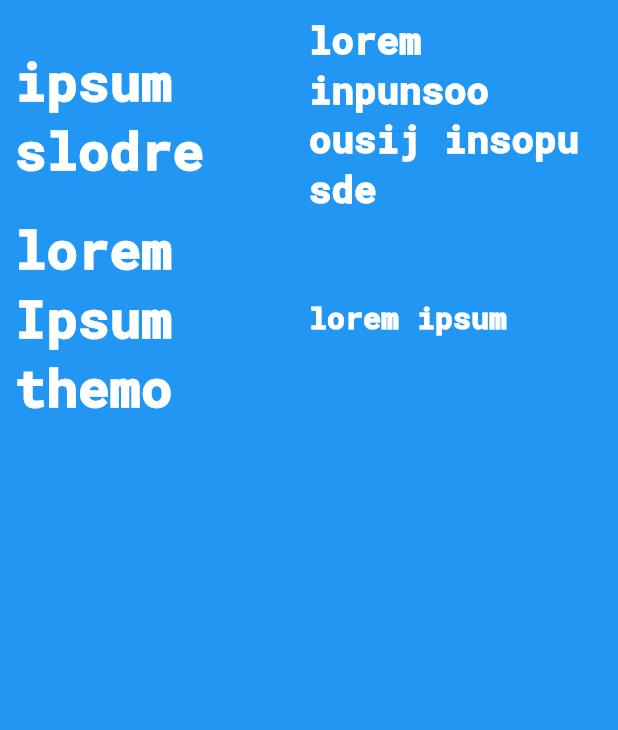
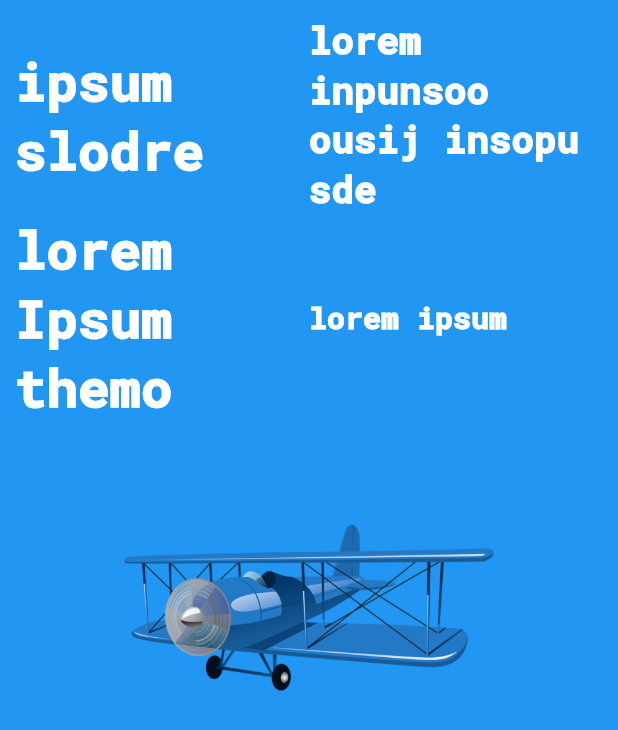
Before and after one commit to Sujit-sahoo3571/flutter_hello_world, a Flutter app: the screen it shows after launch, on a phone screen of 412 x 824 dp. Shown: the top 730 px of the screen. Run offline on Flutter 3.47's test engine with Material 2 defaults, Android fonts, the phone set to English and light mode, and no system bars; our stand-ins replace google_fonts.

Commit message:
comment font (pub) add image

```diff
--- a/lib/app_screens/home.dart
+++ b/lib/app_screens/home.dart
@@ -64,8 +64,25 @@ class Home extends StatelessWidget {
                           ),
                         ))),
               ],
-            )
+            ),
+            UserImage()
           ],
         ));
   }
 }
+
+class UserImage extends StatelessWidget {
+  const UserImage({Key? key}) : super(key: key);
+
+  @override
+  Widget build(BuildContext context) {
+    AssetImage assetImage = AssetImage('images/flight.png');
+    Image image = Image(
+      image: assetImage,
+      width: 250.0,
+      height: 250.0,
+    );
+
+    return Container(child: image);
+  }
+}
```
Also changed, not shown: pubspec.yaml (+10 -9 lines), images/flight.png (added).
